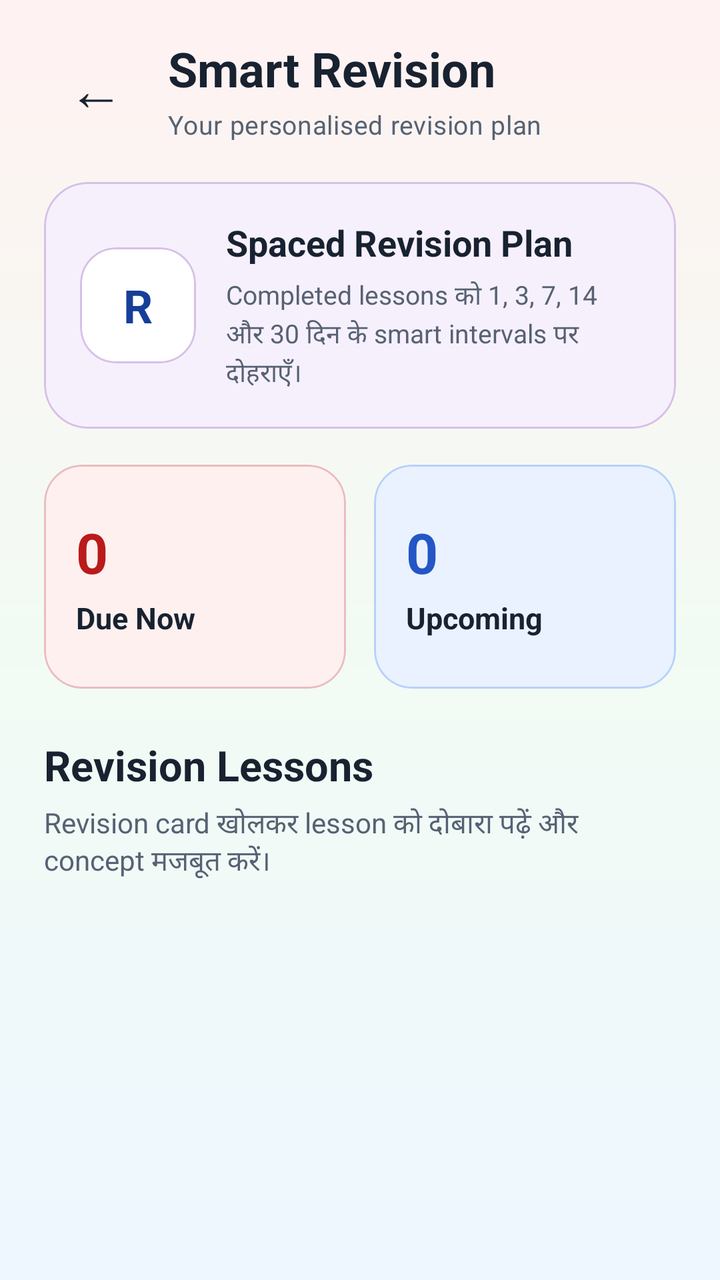
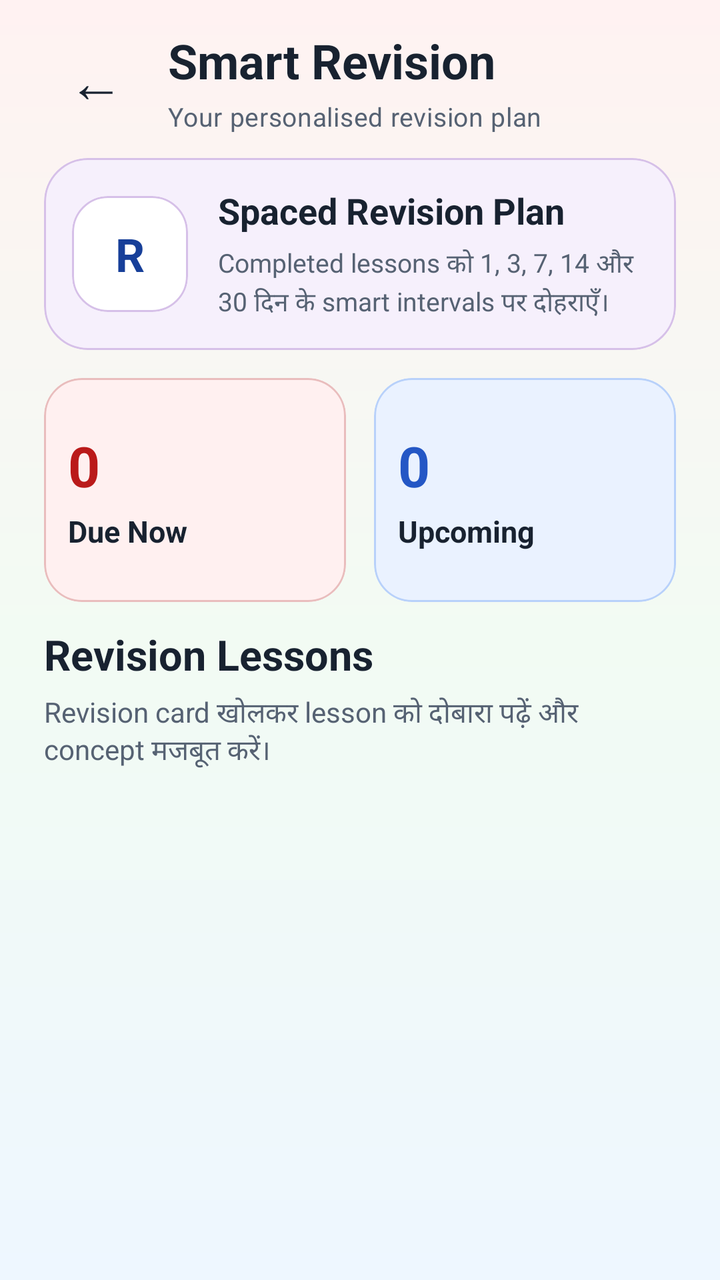

Compare the two renders of this Android layout. The source of the first and the diff that turns it into the second are given below.
<!-- AndroidManifest.xml: application theme Theme.StudySaathi -->
<!-- res/layout/activity_revision.xml -->
<?xml version="1.0" encoding="utf-8"?>
<androidx.coordinatorlayout.widget.CoordinatorLayout xmlns:android="http://schemas.android.com/apk/res/android"
    xmlns:app="http://schemas.android.com/apk/res-auto"
    android:id="@+id/revisionRoot"
    android:layout_width="match_parent"
    android:layout_height="match_parent"
    android:background="@drawable/bg_app_soft_mix">

    <LinearLayout
        android:id="@+id/contentRevision"
        android:layout_width="match_parent"
        android:layout_height="match_parent"
        android:orientation="vertical"
        android:paddingStart="22dp"
        android:paddingTop="18dp"
        android:paddingEnd="22dp"
        android:paddingBottom="20dp">

        
        <LinearLayout
            android:layout_width="match_parent"
            android:layout_height="wrap_content"
            android:gravity="center_vertical"
            android:orientation="horizontal">

            <com.google.android.material.button.MaterialButton
                android:id="@+id/buttonBack"
                style="@style/Widget.Material3.Button.TextButton"
                android:layout_width="52dp"
                android:layout_height="52dp"
                android:contentDescription="@string/back"
                android:insetLeft="0dp"
                android:insetTop="0dp"
                android:insetRight="0dp"
                android:insetBottom="0dp"
                android:minWidth="0dp"
                android:text="←"
                android:textColor="@color/ss_text_primary"
                android:textSize="28sp"
                app:cornerRadius="16dp" />

            <LinearLayout
                android:layout_width="0dp"
                android:layout_height="wrap_content"
                android:layout_marginStart="10dp"
                android:layout_weight="1"
                android:orientation="vertical">

                <TextView
                    style="@style/TextAppearance.StudySaathi.Heading"
                    android:layout_width="match_parent"
                    android:layout_height="wrap_content"
                    android:text="@string/smart_revision"
                    android:textSize="24sp" />

                <TextView
                    android:id="@+id/textRevisionStudent"
                    style="@style/TextAppearance.StudySaathi.Body"
                    android:layout_width="match_parent"
                    android:layout_height="wrap_content"
                    android:layout_marginTop="3dp"
                    android:text="@string/revision_screen_subtitle"
                    android:textSize="13sp" />

            </LinearLayout>

        </LinearLayout>

        
        <com.google.android.material.card.MaterialCardView
            android:layout_width="match_parent"
            android:layout_height="wrap_content"
            android:layout_marginTop="20dp"
            app:cardBackgroundColor="@color/ss_purple_soft"
            app:cardCornerRadius="22dp"
            app:cardElevation="0dp"
            app:strokeColor="@color/ss_purple_border"
            app:strokeWidth="1dp">

            <LinearLayout
                android:layout_width="match_parent"
                android:layout_height="wrap_content"
                android:gravity="center_vertical"
                android:orientation="horizontal"
                android:padding="18dp">

                <com.google.android.material.card.MaterialCardView
                    android:layout_width="58dp"
                    android:layout_height="58dp"
                    app:cardBackgroundColor="@color/ss_surface"
                    app:cardCornerRadius="18dp"
                    app:cardElevation="0dp"
                    app:strokeColor="@color/ss_purple_border"
                    app:strokeWidth="1dp">

                    <TextView
                        android:layout_width="match_parent"
                        android:layout_height="match_parent"
                        android:fontFamily="sans-serif-rounded"
                        android:gravity="center"
                        android:text="R"
                        android:textColor="@color/ss_primary_dark"
                        android:textSize="23sp"
                        android:textStyle="bold" />

                </com.google.android.material.card.MaterialCardView>

                <LinearLayout
                    android:layout_width="0dp"
                    android:layout_height="wrap_content"
                    android:layout_marginStart="15dp"
                    android:layout_weight="1"
                    android:orientation="vertical">

                    <TextView
                        android:layout_width="match_parent"
                        android:layout_height="wrap_content"
                        android:fontFamily="sans-serif-rounded"
                        android:text="@string/spaced_revision_plan"
                        android:textColor="@color/ss_text_primary"
                        android:textSize="18sp"
                        android:textStyle="bold" />

                    <TextView
                        android:layout_width="match_parent"
                        android:layout_height="wrap_content"
                        android:layout_marginTop="5dp"
                        android:fontFamily="sans-serif"
                        android:lineSpacingExtra="2dp"
                        android:text="@string/spaced_revision_description"
                        android:textColor="@color/ss_text_secondary"
                        android:textSize="13sp" />

                </LinearLayout>

            </LinearLayout>

        </com.google.android.material.card.MaterialCardView>

        
        <LinearLayout
            android:layout_width="match_parent"
            android:layout_height="wrap_content"
            android:layout_marginTop="18dp"
            android:orientation="horizontal">

            <com.google.android.material.card.MaterialCardView
                android:layout_width="0dp"
                android:layout_height="112dp"
                android:layout_marginEnd="7dp"
                android:layout_weight="1"
                app:cardBackgroundColor="@color/ss_red_soft"
                app:cardCornerRadius="19dp"
                app:cardElevation="0dp"
                app:strokeColor="@color/ss_red_border"
                app:strokeWidth="1dp">

                <LinearLayout
                    android:layout_width="match_parent"
                    android:layout_height="match_parent"
                    android:gravity="center_vertical"
                    android:orientation="vertical"
                    android:padding="16dp">

                    <TextView
                        android:id="@+id/textDueNowValue"
                        android:layout_width="wrap_content"
                        android:layout_height="wrap_content"
                        android:fontFamily="sans-serif-rounded"
                        android:text="0"
                        android:textColor="@color/ss_error"
                        android:textSize="28sp"
                        android:textStyle="bold" />

                    <TextView
                        android:layout_width="wrap_content"
                        android:layout_height="wrap_content"
                        android:layout_marginTop="4dp"
                        android:fontFamily="sans-serif-rounded"
                        android:text="@string/due_now"
                        android:textColor="@color/ss_text_primary"
                        android:textSize="15sp"
                        android:textStyle="bold" />

                </LinearLayout>

            </com.google.android.material.card.MaterialCardView>

            <com.google.android.material.card.MaterialCardView
                android:layout_width="0dp"
                android:layout_height="112dp"
                android:layout_marginStart="7dp"
                android:layout_weight="1"
                app:cardBackgroundColor="@color/ss_blue_soft"
                app:cardCornerRadius="19dp"
                app:cardElevation="0dp"
                app:strokeColor="@color/ss_blue_border"
                app:strokeWidth="1dp">

                <LinearLayout
                    android:layout_width="match_parent"
                    android:layout_height="match_parent"
                    android:gravity="center_vertical"
                    android:orientation="vertical"
                    android:padding="16dp">

                    <TextView
                        android:id="@+id/textUpcomingValue"
                        android:layout_width="wrap_content"
                        android:layout_height="wrap_content"
                        android:fontFamily="sans-serif-rounded"
                        android:text="0"
                        android:textColor="@color/ss_primary"
                        android:textSize="28sp"
                        android:textStyle="bold" />

                    <TextView
                        android:layout_width="wrap_content"
                        android:layout_height="wrap_content"
                        android:layout_marginTop="4dp"
                        android:fontFamily="sans-serif-rounded"
                        android:text="@string/upcoming_revision"
                        android:textColor="@color/ss_text_primary"
                        android:textSize="15sp"
                        android:textStyle="bold" />

                </LinearLayout>

            </com.google.android.material.card.MaterialCardView>

        </LinearLayout>

        <TextView
            android:layout_width="match_parent"
            android:layout_height="wrap_content"
            android:layout_marginTop="24dp"
            android:fontFamily="sans-serif-rounded"
            android:text="@string/revision_lessons"
            android:textColor="@color/ss_text_primary"
            android:textSize="21sp"
            android:textStyle="bold" />

        <TextView
            android:layout_width="match_parent"
            android:layout_height="wrap_content"
            android:layout_marginTop="5dp"
            android:fontFamily="sans-serif"
            android:text="@string/revision_lessons_description"
            android:textColor="@color/ss_text_secondary"
            android:textSize="14sp" />

        <FrameLayout
            android:layout_width="match_parent"
            android:layout_height="0dp"
            android:layout_marginTop="15dp"
            android:layout_weight="1">

            <androidx.recyclerview.widget.RecyclerView
                android:id="@+id/recyclerRevision"
                android:layout_width="match_parent"
                android:layout_height="match_parent"
                android:clipToPadding="false"
                android:overScrollMode="never"
                android:paddingBottom="14dp" />

            <com.google.android.material.card.MaterialCardView
                android:id="@+id/cardEmptyRevision"
                android:layout_width="match_parent"
                android:layout_height="wrap_content"
                android:layout_gravity="center"
                android:visibility="gone"
                app:cardBackgroundColor="@color/ss_surface"
                app:cardCornerRadius="22dp"
                app:cardElevation="0dp"
                app:strokeColor="@color/ss_outline"
                app:strokeWidth="1dp">

                <LinearLayout
                    android:layout_width="match_parent"
                    android:layout_height="wrap_content"
                    android:gravity="center"
                    android:orientation="vertical"
                    android:padding="25dp">

                    <TextView
                        android:layout_width="66dp"
                        android:layout_height="66dp"
                        android:fontFamily="sans-serif-rounded"
                        android:gravity="center"
                        android:text="✓"
                        android:textColor="@color/ss_success"
                        android:textSize="32sp"
                        android:textStyle="bold" />

                    <TextView
                        android:layout_width="match_parent"
                        android:layout_height="wrap_content"
                        android:layout_marginTop="7dp"
                        android:fontFamily="sans-serif-rounded"
                        android:gravity="center"
                        android:text="@string/no_revision_lessons"
                        android:textColor="@color/ss_text_primary"
                        android:textSize="18sp"
                        android:textStyle="bold" />

                    <TextView
                        android:layout_width="match_parent"
                        android:layout_height="wrap_content"
                        android:layout_marginTop="6dp"
                        android:fontFamily="sans-serif"
                        android:gravity="center"
                        android:lineSpacingExtra="2dp"
                        android:text="@string/no_revision_lessons_description"
                        android:textColor="@color/ss_text_secondary"
                        android:textSize="14sp" />

                    <com.google.android.material.button.MaterialButton
                        android:id="@+id/buttonBrowseSubjects"
                        style="@style/Widget.StudySaathi.Button.Primary"
                        android:layout_width="match_parent"
                        android:layout_height="wrap_content"
                        android:layout_marginTop="18dp"
                        android:text="@string/browse_subjects"
                        android:textAllCaps="false"
                        android:textSize="15sp" />

                </LinearLayout>

            </com.google.android.material.card.MaterialCardView>

        </FrameLayout>

    </LinearLayout>

    <com.google.android.material.progressindicator.CircularProgressIndicator
        android:id="@+id/progressRevision"
        android:layout_width="48dp"
        android:layout_height="48dp"
        android:layout_gravity="center"
        android:visibility="gone"
        app:indicatorColor="@color/ss_primary"
        app:indicatorSize="48dp"
        app:trackColor="@color/ss_blue_soft"
        app:trackThickness="5dp" />

</androidx.coordinatorlayout.widget.CoordinatorLayout>
<!-- resources referenced by this layout -->
<resources>
  <color name="ss_blue_border">#B8D1FA</color>
  <color name="ss_blue_soft">#EAF2FF</color>
  <color name="ss_error">#BA1A1A</color>
  <color name="ss_outline">#D6DEE9</color>
  <color name="ss_primary">#2457C5</color>
  <color name="ss_primary_dark">#173F99</color>
  <color name="ss_purple_border">#D6C0E8</color>
  <color name="ss_purple_soft">#F6F0FC</color>
  <color name="ss_red_border">#E9BDBD</color>
  <color name="ss_red_soft">#FFF0F0</color>
  <color name="ss_success">#16813B</color>
  <color name="ss_surface">#FFFFFF</color>
  <color name="ss_text_primary">#182230</color>
  <color name="ss_text_secondary">#566273</color>
  <!-- drawable bg_app_soft_mix (drawable) -->
  <?xml version="1.0" encoding="utf-8"?>
  <shape xmlns:android="http://schemas.android.com/apk/res/android"
      android:shape="rectangle">
  
      <gradient
          android:angle="270"
          android:centerColor="#F2FBF3"
          android:endColor="#EEF7FF"
          android:startColor="#FFF2F2"
          android:type="linear" />
  
  </shape>
  <string name="back">Back</string>
  <string name="browse_subjects">Browse Subjects</string>
  <string name="due_now">Due Now</string>
  <string name="no_revision_lessons">No revision scheduled</string>
  <string name="no_revision_lessons_description">
          कोई lesson complete करने के बाद उसका smart revision plan यहाँ दिखाई देगा।
      </string>
  <string name="revision_lessons">Revision Lessons</string>
  <string name="revision_lessons_description">
          Revision card खोलकर lesson को दोबारा पढ़ें और concept मजबूत करें।
      </string>
  <string name="revision_screen_subtitle">Your personalised revision plan</string>
  <string name="smart_revision">Smart Revision</string>
  <string name="spaced_revision_description">
          Completed lessons को 1, 3, 7, 14 और 30 दिन के smart intervals पर दोहराएँ।
      </string>
  <string name="spaced_revision_plan">Spaced Revision Plan</string>
  <string name="upcoming_revision">Upcoming</string>
  <style name="TextAppearance.StudySaathi.Body" parent="TextAppearance.Material3.BodyMedium">
          <item name="android:fontFamily">sans-serif</item>
          <item name="fontFamily">sans-serif</item>
          <item name="android:textColor">@color/ss_text_secondary</item>
      </style>
  <style name="TextAppearance.StudySaathi.Heading" parent="TextAppearance.Material3.HeadlineSmall">
          <item name="android:fontFamily">sans-serif-rounded</item>
          <item name="fontFamily">sans-serif-rounded</item>
          <item name="android:textStyle">bold</item>
          <item name="android:textColor">@color/ss_text_primary</item>
      </style>
  <style name="Widget.StudySaathi.Button.Primary" parent="Widget.Material3.Button">
          <item name="cornerRadius">18dp</item>
          <item name="android:minHeight">56dp</item>
          <item name="android:textStyle">bold</item>
          <item name="backgroundTint">@color/ss_primary</item>
          <item name="android:textColor">@color/ss_on_primary</item>
      </style>
  <color name="ss_on_primary">#FFFFFF</color>
  <color name="ss_secondary">#087F8C</color>
  <color name="ss_on_secondary">#FFFFFF</color>
  <color name="ss_teal_soft">#EAF8F8</color>
  <color name="ss_tertiary">#8A5A00</color>
  <color name="ss_on_tertiary">#FFFFFF</color>
  <color name="ss_yellow_soft">#FFF8E8</color>
  <color name="ss_background">#F7F9FC</color>
  <color name="ss_surface_soft">#F0F4FA</color>
  <color name="white">#FFFFFFFF</color>
  <!-- unchanged entries left out for length: 1 -->
</resources>

<!-- the commit's change to res/layout/activity_revision.xml (unified diff, before → after) -->
@@ -12,9 +12,9 @@
         android:layout_height="match_parent"
         android:orientation="vertical"
         android:paddingStart="22dp"
-        android:paddingTop="18dp"
+        android:paddingTop="14dp"
         android:paddingEnd="22dp"
-        android:paddingBottom="20dp">
+        android:paddingBottom="12dp">
 
         
         <LinearLayout
@@ -70,7 +70,7 @@
         <com.google.android.material.card.MaterialCardView
             android:layout_width="match_parent"
             android:layout_height="wrap_content"
-            android:layout_marginTop="20dp"
+            android:layout_marginTop="12dp"
             app:cardBackgroundColor="@color/ss_purple_soft"
             app:cardCornerRadius="22dp"
             app:cardElevation="0dp"
@@ -82,7 +82,7 @@
                 android:layout_height="wrap_content"
                 android:gravity="center_vertical"
                 android:orientation="horizontal"
-                android:padding="18dp">
+                android:padding="14dp">
 
                 <com.google.android.material.card.MaterialCardView
                     android:layout_width="58dp"
@@ -141,7 +141,7 @@
         <LinearLayout
             android:layout_width="match_parent"
             android:layout_height="wrap_content"
-            android:layout_marginTop="18dp"
+            android:layout_marginTop="14dp"
             android:orientation="horizontal">
 
             <com.google.android.material.card.MaterialCardView
@@ -160,7 +160,7 @@
                     android:layout_height="match_parent"
                     android:gravity="center_vertical"
                     android:orientation="vertical"
-                    android:padding="16dp">
+                    android:padding="12dp">
 
                     <TextView
                         android:id="@+id/textDueNowValue"
@@ -202,7 +202,7 @@
                     android:layout_height="match_parent"
                     android:gravity="center_vertical"
                     android:orientation="vertical"
-                    android:padding="16dp">
+                    android:padding="12dp">
 
                     <TextView
                         android:id="@+id/textUpcomingValue"
@@ -233,7 +233,7 @@
         <TextView
             android:layout_width="match_parent"
             android:layout_height="wrap_content"
-            android:layout_marginTop="24dp"
+            android:layout_marginTop="12dp"
             android:fontFamily="sans-serif-rounded"
             android:text="@string/revision_lessons"
             android:textColor="@color/ss_text_primary"
@@ -280,7 +280,7 @@
                     android:layout_height="wrap_content"
                     android:gravity="center"
                     android:orientation="vertical"
-                    android:padding="25dp">
+                    android:padding="12dp">
 
                     <TextView
                         android:layout_width="66dp"
@@ -319,7 +319,7 @@
                         style="@style/Widget.StudySaathi.Button.Primary"
                         android:layout_width="match_parent"
                         android:layout_height="wrap_content"
-                        android:layout_marginTop="18dp"
+                        android:layout_marginTop="14dp"
                         android:text="@string/browse_subjects"
                         android:textAllCaps="false"
                         android:textSize="15sp" />
